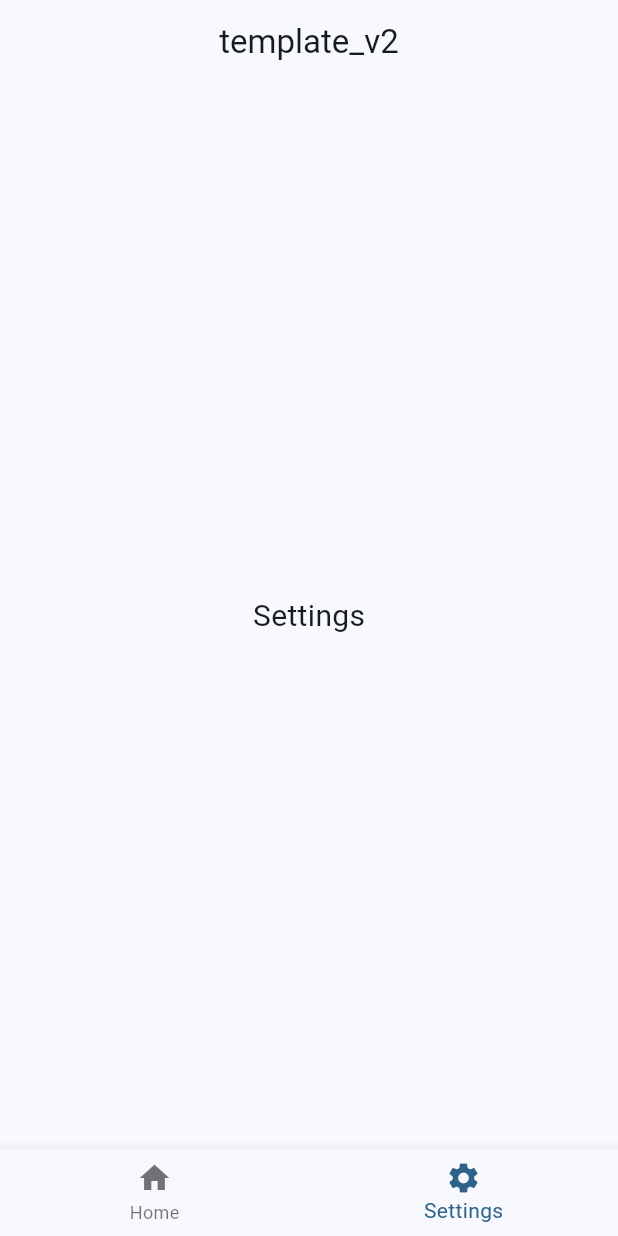
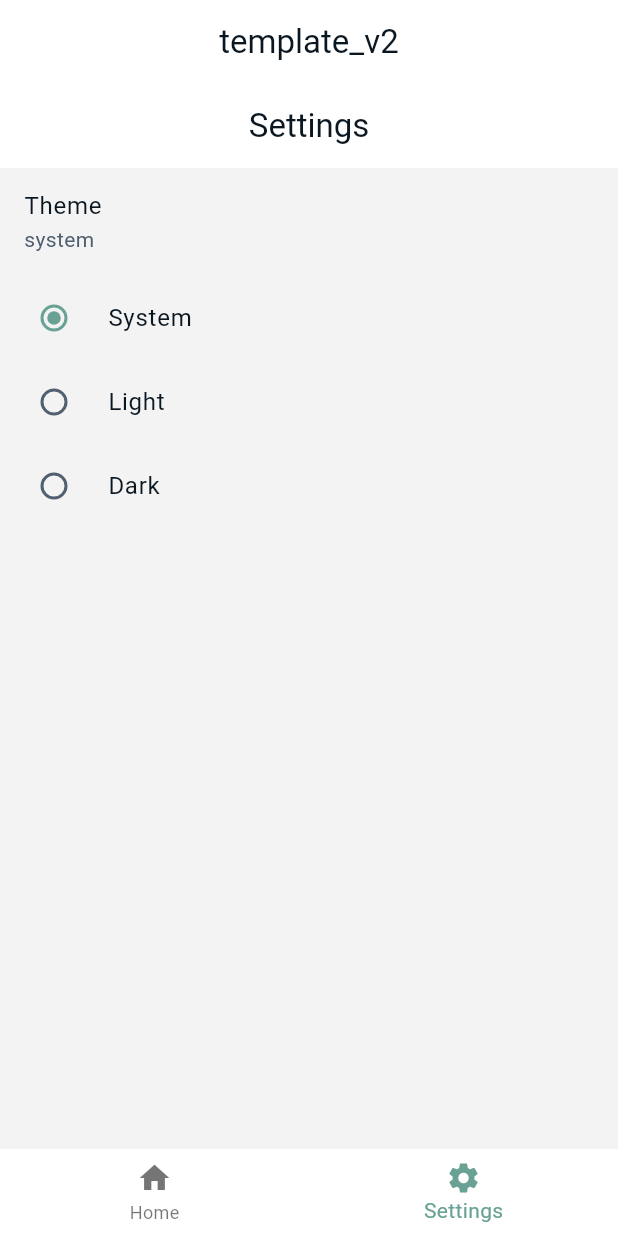
Before and after one commit to awmusicstudio/template_v2, a Flutter app: the screen it shows after launch, item 2 of the bottom bar chosen, on a phone screen of 412 x 824 dp. Run offline on Flutter 3.47's test engine with Material 3 defaults, Android fonts, the phone set to English and light mode, and no system bars; our stand-ins replace flutter_riverpod, go_router.

Commit message:
color theme, light and dark modes

```diff
--- a/lib/app/app_theme.dart
+++ b/lib/app/app_theme.dart
@@ -1,12 +1,11 @@
 import 'package:flutter/material.dart';
+import 'package:template_v2/theme/app_theme_dark.dart';
+import 'package:template_v2/theme/app_theme_light.dart';
 
 class AppTheme {
-  static ThemeData light() {
-    final color = const Color(0xFF0F2536); // primary/nav from STACK.md
-    return ThemeData(
-      useMaterial3: true,
-      colorScheme: ColorScheme.fromSeed(seedColor: color),
-      appBarTheme: const AppBarTheme(elevation: 0, centerTitle: true),
-    );
-  }
+  /// Example usage:
+  /// MaterialApp(theme: AppTheme.light(), darkTheme: AppTheme.dark(), ...)
+  static ThemeData light() => buildLightTheme();
+
+  static ThemeData dark() => buildDarkTheme();
 }
--- /dev/null
+++ b/lib/app/theme_mode.dart
@@ -0,0 +1,5 @@
+import 'package:flutter/material.dart';
+import 'package:flutter_riverpod/flutter_riverpod.dart';
+
+/// Holds current ThemeMode for the app. Defaults to system.
+final themeModeProvider = StateProvider<ThemeMode>((ref) => ThemeMode.system);
--- a/lib/main.dart
+++ b/lib/main.dart
@@ -2,6 +2,7 @@ import 'package:flutter/material.dart';
 import 'package:flutter_riverpod/flutter_riverpod.dart';
 import 'app/app_theme.dart';
 import 'app/router.dart';
+import 'app/theme_mode.dart';
 
 void main() {
   runApp(const ProviderScope(child: MyApp()));
@@ -13,10 +14,13 @@ class MyApp extends ConsumerWidget {
   @override
   Widget build(BuildContext context, WidgetRef ref) {
     final router = ref.watch(routerProvider);
+    final themeMode = ref.watch(themeModeProvider);
     return MaterialApp.router(
       title: 'template_v2',
       debugShowCheckedModeBanner: false,
       theme: AppTheme.light(),
+      darkTheme: AppTheme.dark(),
+      themeMode: themeMode,
       routerConfig: router,
     );
   }
--- a/lib/screens/settings_screen.dart
+++ b/lib/screens/settings_screen.dart
@@ -1,11 +1,40 @@
 import 'package:flutter/material.dart';
+import 'package:flutter_riverpod/flutter_riverpod.dart';
+import 'package:template_v2/app/theme_mode.dart';
 
-class SettingsScreen extends StatelessWidget {
+class SettingsScreen extends ConsumerWidget {
   const SettingsScreen({super.key});
   @override
-  Widget build(BuildContext context) {
-    return const Scaffold(
-      body: Center(child: Text('Settings', style: TextStyle(fontSize: 20))),
+  Widget build(BuildContext context, WidgetRef ref) {
+    final themeMode = ref.watch(themeModeProvider);
+    return Scaffold(
+      appBar: AppBar(title: const Text('Settings')),
+      body: ListView(
+        children: [
+          ListTile(title: const Text('Theme'), subtitle: Text(themeMode.name)),
+          RadioListTile<ThemeMode>(
+            title: const Text('System'),
+            value: ThemeMode.system,
+            groupValue: themeMode,
+            onChanged: (value) =>
+                ref.read(themeModeProvider.notifier).state = value!,
+          ),
+          RadioListTile<ThemeMode>(
+            title: const Text('Light'),
+            value: ThemeMode.light,
+            groupValue: themeMode,
+            onChanged: (value) =>
+                ref.read(themeModeProvider.notifier).state = value!,
+          ),
+          RadioListTile<ThemeMode>(
+            title: const Text('Dark'),
+            value: ThemeMode.dark,
+            groupValue: themeMode,
+            onChanged: (value) =>
+                ref.read(themeModeProvider.notifier).state = value!,
+          ),
+        ],
+      ),
     );
   }
 }
--- /dev/null
+++ b/lib/theme/app_theme_dark.dart
@@ -0,0 +1,43 @@
+import 'package:flutter/material.dart';
+import 'app_colors.dart';
+
+/// Material 3 ThemeData for dark mode (contrast-checked against tokens).
+ThemeData buildDarkTheme() {
+  const scheme = ColorScheme(
+    brightness: Brightness.dark,
+    primary: AppColors.kPrimary,
+    onPrimary: AppColors.kOnPrimary,
+    secondary: AppColors.kSecondary,
+    onSecondary: AppColors.kOnSecondary,
+    tertiary: AppColors.kAccent,
+    onTertiary: AppColors.kOnAccent,
+    surface: AppColors.kDarkSurface,
+    onSurface: AppColors.kDarkTextPrimary,
+    background: AppColors.kDarkBackground,
+    onBackground: AppColors.kDarkTextPrimary,
+    error: Colors.redAccent,
+    onError: Colors.black,
+    primaryContainer: AppColors.kPrimary,
+    onPrimaryContainer: AppColors.kOnPrimary,
+    secondaryContainer: AppColors.kSecondary,
+    onSecondaryContainer: AppColors.kOnSecondary,
+    tertiaryContainer: AppColors.kAccent,
+    onTertiaryContainer: AppColors.kOnAccent,
+    surfaceVariant: AppColors.kNeutralMuted,
+    onSurfaceVariant: AppColors.kDarkTextSecondary,
+    outline: AppColors.kNeutralMuted,
+    outlineVariant: AppColors.kNeutralMuted,
+    inverseSurface: AppColors.kDarkTextPrimary,
+    onInverseSurface: AppColors.kDarkBackground,
+    inversePrimary: AppColors.kPrimary,
+    shadow: Colors.black,
+    scrim: Colors.black87,
+  );
+
+  return ThemeData(
+    useMaterial3: true,
+    colorScheme: scheme,
+    scaffoldBackgroundColor: scheme.background,
+    appBarTheme: const AppBarTheme(elevation: 0, centerTitle: true),
+  );
+}
--- /dev/null
+++ b/lib/theme/app_theme_light.dart
@@ -0,0 +1,48 @@
+import 'package:flutter/material.dart';
+import 'app_colors.dart';
+
+/// Material 3 ThemeData for light mode.
+/// Explicit ColorScheme constructed from tokens to preserve brand colors.
+ThemeData buildLightTheme() {
+  const scheme = ColorScheme(
+    brightness: Brightness.light,
+    // Primary/secondary/tertiary map to brand accents
+    primary: AppColors.kPrimary,
+    onPrimary: AppColors.kOnPrimary,
+    secondary: AppColors.kSecondary,
+    onSecondary: AppColors.kOnSecondary,
+    tertiary: AppColors.kAccent,
+    onTertiary: AppColors.kOnAccent,
+    // Surface/background and text mappings from light core tokens
+    surface: AppColors.kLightSurface,
+    onSurface: AppColors.kLightTextPrimary,
+    background: AppColors.kLightBackground,
+    onBackground: AppColors.kLightTextPrimary,
+    // Error uses Material baseline; can be customized later
+    error: Colors.red,
+    onError: Colors.white,
+    // Containers use slightly adjusted roles; keep simple for v0
+    primaryContainer: AppColors.kPrimary,
+    onPrimaryContainer: AppColors.kOnPrimary,
+    secondaryContainer: AppColors.kSecondary,
+    onSecondaryContainer: AppColors.kOnSecondary,
+    tertiaryContainer: AppColors.kAccent,
+    onTertiaryContainer: AppColors.kOnAccent,
+    surfaceVariant: AppColors.kNeutralBorder,
+    onSurfaceVariant: AppColors.kLightTextSecondary,
+    outline: AppColors.kNeutralBorder,
+    outlineVariant: AppColors.kNeutralBorder,
+    inverseSurface: AppColors.kLightTextPrimary,
+    onInverseSurface: AppColors.kLightBackground,
+    inversePrimary: AppColors.kPrimary,
+    shadow: Colors.black12,
+    scrim: Colors.black54,
+  );
+
+  return ThemeData(
+    useMaterial3: true,
+    colorScheme: scheme,
+    scaffoldBackgroundColor: scheme.background,
+    appBarTheme: const AppBarTheme(elevation: 0, centerTitle: true),
+  );
+}
```
Also changed, not shown: lib/theme/app_colors.dart (added, +36 -0 lines), 2 other files.
